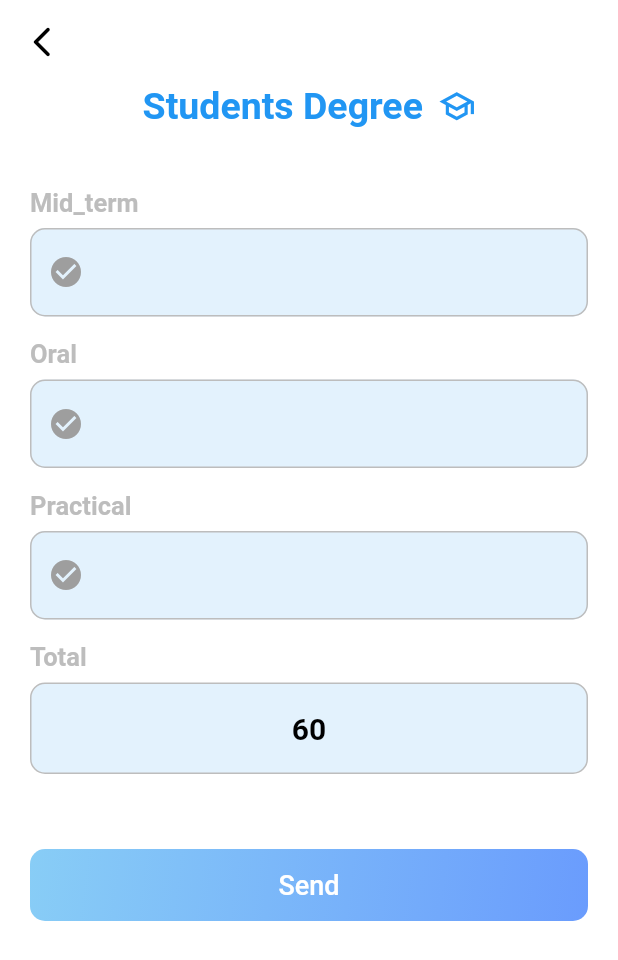
After one commit to mohamedshalaby22/SGS, a Flutter app: the AddDegree screen opened directly, on a phone screen of 412 x 824 dp. The commit adds this screen. Shown: the top 960 px of the screen. Run offline on Flutter 3.47's test engine with Material 2 defaults, Android fonts, the phone set to English and light mode, and no system bars; our stand-ins replace cached_network_image, file_picker, get, image_picker, open_file, shared_preferences; accounts and stored records are empty.

Commit message:
Add Degrees

```diff
--- /dev/null
+++ b/lib/Screens/add_degree.dart
@@ -0,0 +1,153 @@
+import 'package:flutter/material.dart';
+import 'package:flutter_application_3/components/default_button.dart';
+import 'package:flutter_application_3/components/formfield.dart';
+import 'package:flutter_application_3/components/leading_icon.dart';
+import 'package:flutter_application_3/components/text1.dart';
+import 'package:flutter_application_3/constant/const.dart';
+
+class AddDegree extends StatefulWidget {
+  const AddDegree({Key? key}) : super(key: key);
+
+  @override
+  State<AddDegree> createState() => _AddDegreeState();
+}
+
+class _AddDegreeState extends State<AddDegree> {
+  TextEditingController mid = TextEditingController();
+  TextEditingController oral = TextEditingController();
+  TextEditingController practical = TextEditingController();
+  var formKey = GlobalKey<FormState>();
+  //  var totalDegree=
+  @override
+  Widget build(BuildContext context) {
+    return Scaffold(
+      appBar: AppBar(
+        leading: const LeadingIcon(),
+      ),
+      body: SingleChildScrollView(
+        child: Form(
+          key: formKey,
+          child: Column(
+            children: [
+              Row(
+                mainAxisAlignment: MainAxisAlignment.center,
+                children: [
+                  Text1(
+                    text: 'Students Degree',
+                    color: primaryColor,
+                    size: 25,
+                  ),
+                  const SizedBox(
+                    width: 10,
+                  ),
+                  Icon(
+                    Icons.school_outlined,
+                    color: primaryColor,
+                    size: 25,
+                  )
+                ],
+              ),
+              const SizedBox(
+                height: defaultPading * 2,
+              ),
+              Padding(
+                padding: const EdgeInsets.symmetric(horizontal: 20),
+                child: Column(
+                  crossAxisAlignment: CrossAxisAlignment.start,
+                  children: [
+                    Text1(
+                      text: 'Mid_term',
+                      size: 17,
+                    ),
+                    const SizedBox(
+                      height: 7,
+                    ),
+                    DefaultFormField(
+                        controller: mid,
+                        validator: (value) {},
+                        type: TextInputType.phone,
+                        icon: Icons.check_circle,
+                        onSave: () {}),
+                    const SizedBox(
+                      height: 15,
+                    ),
+                    Text1(
+                      text: 'Oral',
+                      size: 17,
+                    ),
+                    const SizedBox(
+                      height: 7,
+                    ),
+                    DefaultFormField(
+                        controller: oral,
+                        validator: (value) {},
+                        type: TextInputType.phone,
+                        icon: Icons.check_circle,
+                        onSave: () {}),
+                    const SizedBox(
+                      width: 15,
+                    ),
+                    const SizedBox(
+                      height: 15,
+                    ),
+                    Text1(
+                      text: 'Practical',
+                      size: 17,
+                    ),
+                    const SizedBox(
+                      height: 7,
+                    ),
+                    DefaultFormField(
+                        controller: practical,
+                        validator: (value) {},
+                        type: TextInputType.phone,
+                        icon: Icons.check_circle,
+                        onSave: () {}),
+                    const SizedBox(
+                      width: 15,
+                    ),
+                    const SizedBox(
+                      height: 15,
+                    ),
+                    Text1(
+                      text: 'Total',
+                      size: 17,
+                    ),
+                    const SizedBox(
+                      height: 7,
+                    ),
+                    Container(
+                      padding: const EdgeInsets.all(18),
+                      width: double.infinity,
+                      decoration: BoxDecoration(
+                          border: Border.all(color: aprimary),
+                          borderRadius: BorderRadius.circular(10),
+                          color: Colors.blue.shade50),
+                      child: Center(
+                          child: Text1(
+                        text: '60',
+                        size: 20,
+                        color: Colors.black,
+                      )),
+                    ),
+                    const SizedBox(
+                      height: 50,
+                    ),
+                    DefaultButton(
+                      text: 'Send',
+                      onPressed: () {
+                        if (formKey.currentState!.validate()) {
+                          print(mid.text + oral.text);
+                        }
+                      },
+                    ),
+                  ],
+                ),
+              ),
+            ],
+          ),
+        ),
+      ),
+    );
+  }
+}
--- a/lib/Services/api.dart
+++ b/lib/Services/api.dart
@@ -293,6 +293,7 @@ class Api {
     return {};
   }
 
+//Subjects name ,Subject Duration
   static Future<Map> addQuiz(
     String subjectId,
     String pointsNumber,
@@ -311,6 +312,7 @@ class Api {
       final parsed = jsonDecode(response.body);
       if (showLoading) Get.back();
       if (response.statusCode == 200 && parsed['status'] == 200) {
+        Alerts.showSnackBar(msg: parsed['message'], isError: false);
         return parsed['data'];
       }
       Alerts.showSnackBar(msg: parsed['message']);
@@ -476,11 +478,9 @@ class Api {
           headers: await _getHeaders());
       final parsed = jsonDecode(response.body);
       if (showLoading) Get.back();
-
       if (response.statusCode == 200 && parsed['status'] == 200) {
         Alerts.showSnackBar(msg: parsed['message'], isError: false);
-
-        return parsed;
+        return parsed['data'];
       }
       Alerts.showSnackBar(msg: parsed['message']);
     } catch (e) {
--- a/lib/alerts.dart
+++ b/lib/alerts.dart
@@ -7,13 +7,13 @@ class Alerts {
         Dialog(
             child: Padding(
           padding: const EdgeInsets.all(16.0),
-          child: Column(
+          child: Row(
             mainAxisSize: MainAxisSize.min,
             crossAxisAlignment: CrossAxisAlignment.center,
-            mainAxisAlignment: MainAxisAlignment.center,
+            mainAxisAlignment: MainAxisAlignment.spaceEvenly,
             children: const [
               CircularProgressIndicator(),
-              SizedBox(height: 32),
+              // SizedBox(width: 32),
               Text("Loading please wait..."),
             ],
           ),
--- a/lib/details/add_post.dart
+++ b/lib/details/add_post.dart
@@ -1,7 +1,6 @@
 import 'dart:developer';
 import 'package:file_picker/file_picker.dart';
 import 'package:flutter/material.dart';
-import 'package:flutter_application_3/Services/api.dart';
 import 'package:flutter_application_3/components/default_button.dart';
 import 'package:flutter_application_3/components/formfield.dart';
 import 'package:flutter_application_3/constant/const.dart';
--- a/lib/details/attachments.dart
+++ b/lib/details/attachments.dart
@@ -76,10 +76,16 @@ class ContainerData extends StatelessWidget {
         decoration: decoration,
         child: Column(
           children: [
-            Image.asset(
-              image,
-              width: 150,
+            Container(
+              width: double.infinity,
               height: 150,
+              color: Colors.grey.shade100,
+              child: Image.asset(
+                image,
+                width: double.infinity,
+                height: 150,
+                fit: BoxFit.fill,
+              ),
             ),
             const SizedBox(
               height: defaultPading / 2,
--- a/lib/details/degrees.dart
+++ b/lib/details/degrees.dart
@@ -64,16 +64,13 @@ class DegressPage extends StatelessWidget {
                             color: primaryColor,
                           ),
                           LocalSa(
-                            text: 'Quizes',
-                          ),
-                          LocalSa(
-                            text: 'Practical',
+                            text: 'Mid_term',
                           ),
                           LocalSa(
                             text: 'Oral',
                           ),
                           LocalSa(
-                            text: 'Mid-Term',
+                            text: 'Practical',
                           ),
                           LocalSa(
                             text: 'Total',
@@ -102,7 +99,6 @@ class DegressPage extends StatelessWidget {
                             size: 17,
                             color: primaryColor,
                           ),
-                          LocalSa(text: '20', color: Colors.grey.shade700),
                           LocalSa(text: '20', color: Colors.grey.shade700),
                           LocalSa(text: '20', color: Colors.grey.shade700),
                           LocalSa(text: '20', color: Colors.grey.shade700),
--- a/lib/details/detail1.dart
+++ b/lib/details/detail1.dart
@@ -1,5 +1,6 @@
 // ignore_for_file: use_key_in_widget_constructors, prefer_const_constructors_in_immutables, must_be_immutable
 import 'package:flutter/material.dart';
+import 'package:flutter_application_3/Screens/add_degree.dart';
 import 'package:flutter_application_3/bottom_screens/first_screen.dart';
 import 'package:flutter_application_3/components/leading_icon.dart';
 import 'package:flutter_application_3/components/text2.dart';
@@ -47,25 +48,25 @@ class Detail1 extends StatelessWidget {
                       const SizedBox(
                         height: defaultPading,
                       ),
-                      Row(
-                        mainAxisAlignment: MainAxisAlignment.center,
-                        children: [
-                          Icon(
-                            Icons.person_outlined,
-                            color: primaryColor,
-                          ),
-                          const SizedBox(
-                            width: 5,
-                          ),
-                          Text(
-                            controller.userModel.value.name!,
-                            style: TextStyle(
-                                color: Colors.grey.shade600,
-                                fontSize: 20,
-                                fontWeight: FontWeight.bold),
-                          ),
-                        ],
-                      ),
+                      // Row(
+                      //   mainAxisAlignment: MainAxisAlignment.center,
+                      //   children: [
+                      //     Icon(
+                      //       Icons.person_outlined,
+                      //       color: primaryColor,
+                      //     ),
+                      //     const SizedBox(
+                      //       width: 5,
+                      //     ),
+                      //     Text(
+                      //       "controller",
+                      //       style: TextStyle(
+                      //           color: Colors.grey.shade600,
+                      //           fontSize: 20,
+                      //           fontWeight: FontWeight.bold),
+                      //     ),
+                      //   ],
+                      // ),
                     ],
                   )),
               const SizedBox(
@@ -81,9 +82,9 @@ class Detail1 extends StatelessWidget {
               ),
               DefaultCont(
                 iconData: Icons.assignment_outlined,
-                text: 'Assignments',
+                text: 'Degrees',
                 onPressed: () {
-                  Get.to(() => Assignments(),
+                  Get.to(() => const AddDegree(),
                       transition: Transition.leftToRight);
                 },
               ),
```
Also changed, not shown: pubspec.lock.
